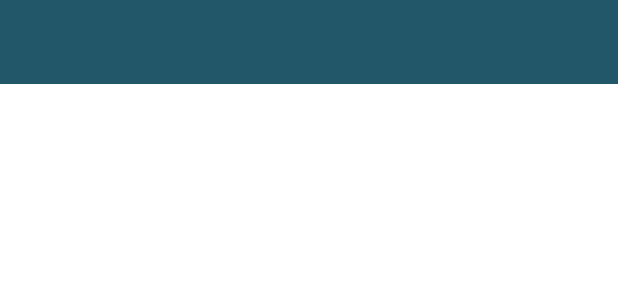
After one commit to JanLazoP/TodoRecetasAPP, an Android app: the layout toolbar.xml on its own in the app's theme, with its tools: preview values and no code run, on a phone screen of 412 x 824 dp. The commit adds this screen. Shown: the top 300 px of the screen. Run offline under Robolectric (Android 15) with nearby library versions, the phone set to English and light mode, and no system bars.

Commit message:
Merge remote-tracking branch 'origin/cocina_kla' into cocina_kla

```diff
--- /dev/null
+++ b/app/src/main/java/Fragments/MainFragment.java
@@ -0,0 +1,4 @@
+package Fragments;
+
+public class MainFragment {
+}
--- a/app/src/main/java/com/novita/todorecetas/NavigationDrawer.java
+++ /dev/null
@@ -1,6 +0,0 @@
-package com.novita.todorecetas;
-
-import android.app.Activity;
-
-public class NavigationDrawer extends Activity {
-}
--- a/app/src/main/res/layout/activity_navegation_drawer.xml
+++ b/app/src/main/res/layout/activity_navegation_drawer.xml
@@ -1,6 +1,7 @@
 <?xml version="1.0" encoding="utf-8"?>
 
 <androidx.drawerlayout.widget.DrawerLayout xmlns:android="http://schemas.android.com/apk/res/android"
+
     xmlns:app="http://schemas.android.com/apk/res-auto"
     android:id="@+id/drawer_layout"
     xmlns:tools="http://schemas.android.com/tools"
@@ -17,5 +18,4 @@
         app:headerLayout="@layout/header"
         app:menu="@menu/menu"
         />
-
 </androidx.drawerlayout.widget.DrawerLayout>
--- /dev/null
+++ b/app/src/main/res/layout/toolbar.xml
@@ -0,0 +1,13 @@
+<?xml version="1.0" encoding="utf-8"?>
+<LinearLayout xmlns:android="http://schemas.android.com/apk/res/android"
+    android:layout_width="match_parent"
+    android:layout_height="match_parent">
+
+    <androidx.appcompat.widget.Toolbar
+        android:id="@+id/toolbar"
+        android:layout_width="match_parent"
+        android:layout_height="?attr/actionBarSize"
+        android:background="@color/hex"
+        android:theme="@style/ThemeOverlay.AppCompat.Dark">
+    </androidx.appcompat.widget.Toolbar>
+</LinearLayout>
--- a/app/src/main/res/values/strings.xml
+++ b/app/src/main/res/values/strings.xml
@@ -5,4 +5,6 @@
     <string name="titulo">Bienvenido!</string>
     <string name="recuperar">Ingresa Tu Correo!</string>
     <string name="recuperar2">Recupera Tu Contraseña</string>
+    <!-- TODO: Remove or change this placeholder text -->
+    <string name="hello_blank_fragment">Hello blank fragment</string>
 </resources>
```
Also changed, not shown: app/src/main/java/com/novita/todorecetas/NavegationDrawer.java (+13 -0 lines), app/src/main/res/layout/contenedor.xml (added, +12 -0 lines).
